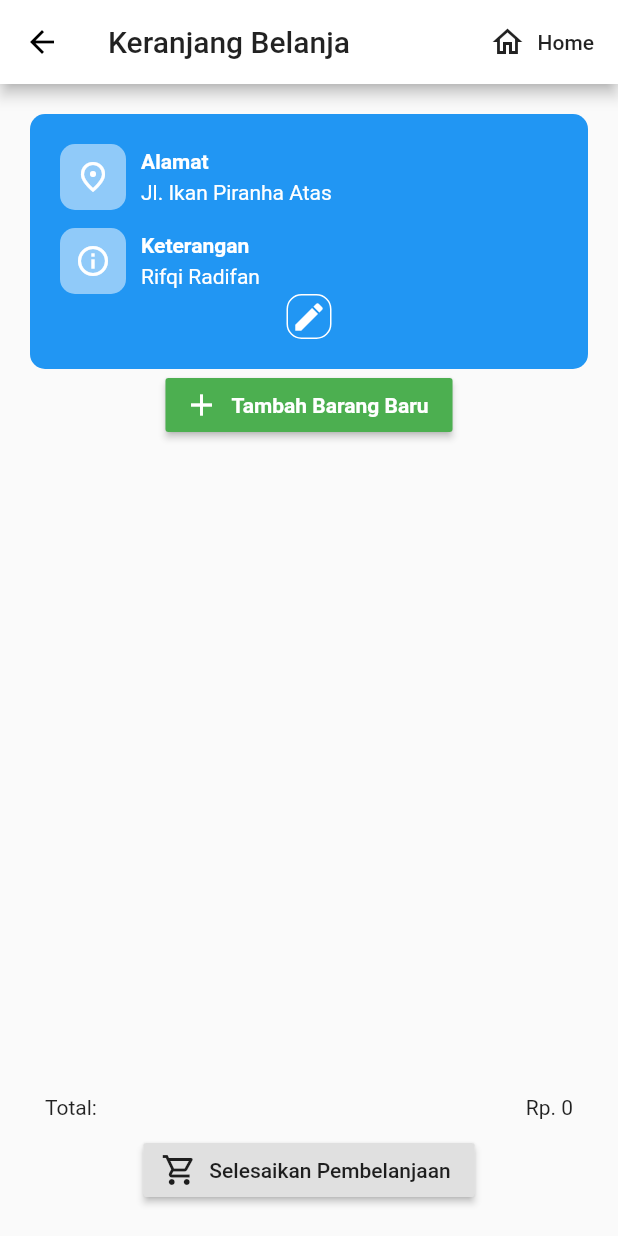
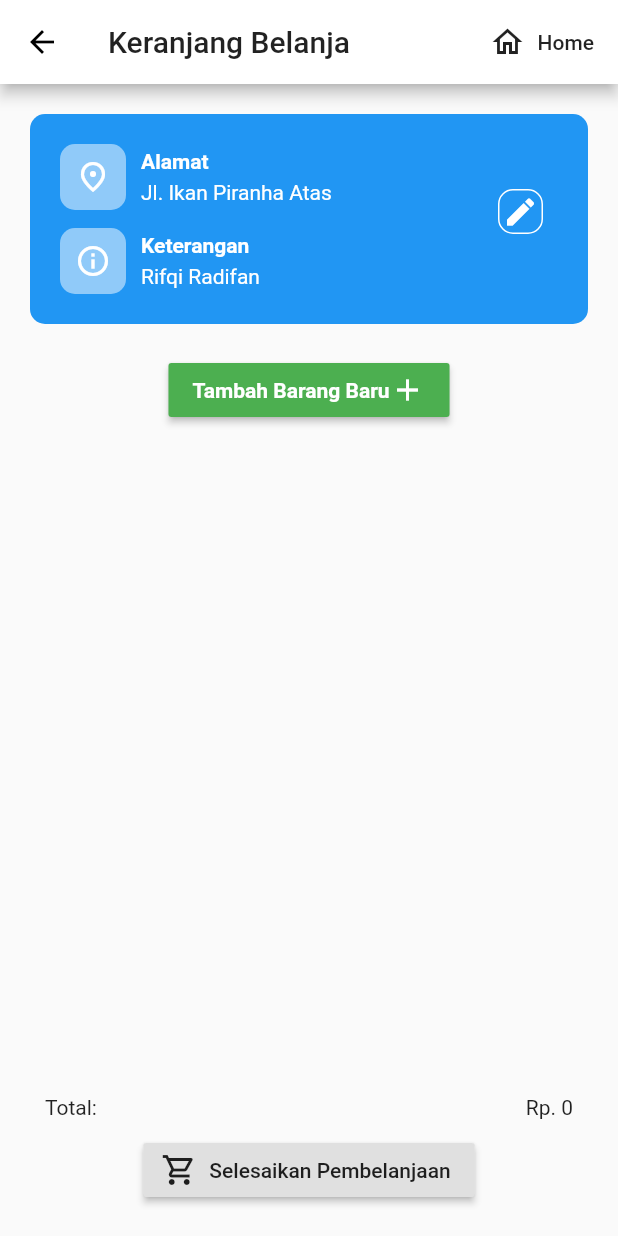
Before and after one commit to rifqir4/flutter_retail, a Flutter app: the Kasir screen opened by its route, on a phone screen of 412 x 824 dp. Run offline on Flutter 3.47's test engine with Material 2 defaults, Android fonts, the phone set to English and light mode, and no system bars; our stand-ins replace cloud_firestore; accounts and stored records are empty.

Commit message:
benerin layout dikit bgt huhu maap

```diff
--- a/lib/screens/kasir.dart
+++ b/lib/screens/kasir.dart
@@ -113,7 +113,9 @@ class _KasirState extends State<Kasir> {
               ),
               child: Padding(
                 padding: EdgeInsets.all(20),
-                child: Column(
+                child: Stack(
+                  children: [
+                    Column(
                       children: [
                         buildContainerPelanggan(
                             'Alamat',
@@ -129,12 +131,19 @@ class _KasirState extends State<Kasir> {
                           Icon(
                             Icons.info_outline,
                             color: Colors.white,
-                        )),
-                    Container(
+                          ),
+                        ),
+                      ],
+                    ),
+                    Positioned(
+                      top: 30,
+                      right: 10,
+                      child: Container(
                         padding: EdgeInsets.all(2),
                         decoration: BoxDecoration(
                             border: Border.all(color: Colors.white),
-                          borderRadius: BorderRadius.all(Radius.circular(10))),
+                            borderRadius:
+                                BorderRadius.all(Radius.circular(10))),
                         child: InkWell(
                             onTap: () => Navigator.of(context)
                                     .pushNamed('/list-pelanggan')
@@ -146,12 +155,18 @@ class _KasirState extends State<Kasir> {
                               Icons.edit,
                               color: Colors.white,
                             )),
+                      ),
                     )
                   ],
                 ),
               ),
             ),
-            RaisedButton.icon(
+            Container(
+              padding: EdgeInsets.all(20),
+              child: Column(
+                crossAxisAlignment: CrossAxisAlignment.end,
+                children: <Widget>[
+                  RaisedButton(
                     onPressed: () {
                       Navigator.of(context)
                           .pushNamed('/list-barang')
@@ -164,11 +179,46 @@ class _KasirState extends State<Kasir> {
                       );
                     },
                     color: Colors.green,
-              icon: Icon(Icons.add, color: Colors.white),
-              label: Text('Tambah Barang Baru',
+                    child: Row(
+                      mainAxisSize: MainAxisSize.min,
+                      children: <Widget>[
+                        Text(
+                          "Tambah Barang Baru",
                           style: TextStyle(
-                      fontWeight: FontWeight.bold, color: Colors.white)),
+                              fontWeight: FontWeight.bold, color: Colors.white),
                         ),
+                        Icon(
+                          Icons.add,
+                          color: Colors.white,
+                        ),
+                      ],
+                    ),
+                  ),
+                ],
+              ),
+            ),
+            // Container(
+            //   child: RaisedButton.icon(
+            //     onPressed: () {
+            //       Navigator.of(context)
+            //           .pushNamed('/list-barang')
+            //           .catchError((e) => print(e))
+            //           .then(
+            //         (newBarang) {
+            //           if (newBarang != null)
+            //             addBarang((newBarang as Barang) ?? []);
+            //         },
+            //       );
+            //     },
+            //     color: Colors.green,
+            //     icon: Icon(Icons.add, color: Colors.white),
+            //     label: Text(
+            //       'Tambah Barang Baru',
+            //       style: TextStyle(
+            //           fontWeight: FontWeight.bold, color: Colors.white),
+            //     ),
+            //   ),
+            // ),
             Expanded(
               flex: 1,
               child: Container(
--- a/lib/screens/list_barang.dart
+++ b/lib/screens/list_barang.dart
@@ -40,7 +40,7 @@ class _ListBarangState extends State<ListBarang> {
         }
 
         return AlertDialog(
-          title: Text('Berapa ?'),
+          title: Text('Masukkan Jumlah yang Diinginkan'),
           content: Row(
             mainAxisAlignment: MainAxisAlignment.center,
             children: <Widget>[
@@ -64,7 +64,7 @@ class _ListBarangState extends State<ListBarang> {
           actions: [
             MaterialButton(
               elevation: 5,
-              child: Text('Mantap'),
+              child: Text('Tambahkan Data'),
               onPressed: () {
                 String tes = 'haihai';
                 Navigator.of(context).pop(tes);
```
Also changed, not shown: lib/screens/list_pelanggan.dart (+5 -2 lines), 1 other file. Lines whose indentation alone changed are shown as unchanged.
